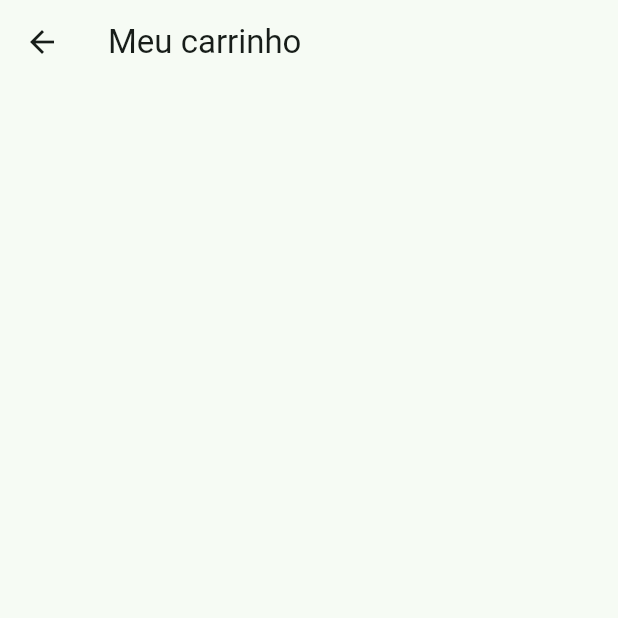
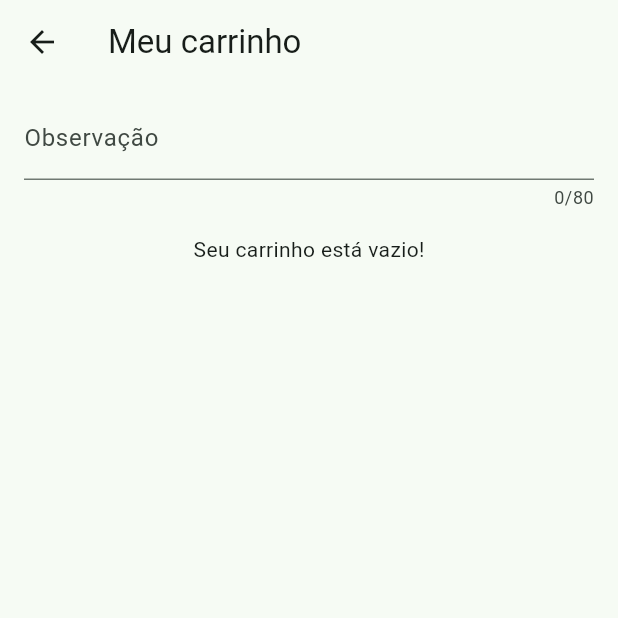
Before and after one commit to charlesonline/flutter_hortifruit_pratico, a Flutter app: the CartPage screen opened by its route, on a phone screen of 412 x 824 dp, the top half of it. Run offline on Flutter 3.47's test engine with Material 2 defaults, Android fonts, the phone set to English and light mode, and no system bars; our stand-ins replace get, get_storage, transparent_image; accounts and stored records are empty; network calls fail.

Commit message:
Armazena a observação do carrinho no service

```diff
--- a/lib/app/modules/cart/controller.dart
+++ b/lib/app/modules/cart/controller.dart
@@ -1,11 +1,25 @@
 import 'package:app_hortifruit_pratico/app/data/models/cart_product.dart';
+import 'package:app_hortifruit_pratico/app/data/models/store.dart';
 import 'package:app_hortifruit_pratico/app/data/services/cart/service.dart';
+import 'package:flutter/material.dart';
 import 'package:get/get.dart';
 
 class CartController extends GetxController {
   final _cartService = Get.find<CartService>();
+  final observationController = TextEditingController();
+  List<CartProductModel> get products => _cartService.products;
+  StoreModel? get store => _cartService.store.value;
 
-  List<CartProductModel> get products => _cartService.products;
+  @override
+  void onInit() {
+    observationController.text = _cartService.observation.value;
+
+    observationController.addListener(() {
+      _cartService.observation.value = observationController.text;
+    });
+
+    super.onInit();
+  }
 
   void removePrduct(CartProductModel cartProduct) {
     _cartService.removeProductFromCart(cartProduct);
--- a/lib/app/modules/cart/page.dart
+++ b/lib/app/modules/cart/page.dart
@@ -12,14 +12,44 @@ class CartPage extends GetView<CartController> {
         body: SingleChildScrollView(
           child: Obx(
             () => Column(
+              // crossAxisAlignment: CrossAxisAlignment.start,
               children: [
+                Padding(
+                  padding: const EdgeInsets.symmetric(vertical: 8, horizontal: 16),
+                  child: TextField(
+                    controller: controller.observationController,
+                    decoration: const InputDecoration(labelText: 'Observação'),
+                    maxLength: 80,
+                  ),
+                ),
+
+                if (controller.store != null)
+                  Align(
+                    alignment: Alignment.centerLeft,
+                    child: Padding(
+                      padding: const EdgeInsets.symmetric(vertical: 8, horizontal: 16),
+                      child: Text(controller.store!.name),
+                    ),
+                  ),
+
                 for (var cartProduct in controller.products)
                   ListTile(
                     title: Text(cartProduct.product.name),
                     subtitle: Text('${NumberFormat.simpleCurrency().format(cartProduct.total)} (${NumberFormat.simpleCurrency().format(cartProduct.product.price)})'),
                     leading: _buildProductQuantity(cartProduct),
                     trailing: IconButton(onPressed: () => controller.removePrduct(cartProduct), icon: const Icon(Icons.delete)),
+                  ),
+
+                if (controller.products.isEmpty)
+                  const Padding(
+                    padding: EdgeInsets.symmetric(vertical: 8, horizontal: 16),
+                    child: Text("Seu carrinho está vazio!"),
                   )
+                else
+                  ElevatedButton(
+                    onPressed: (){},
+                    child: const Text("Avançar")
+                  ),
               ],
           )
         ),
```
Also changed, not shown: lib/app/data/services/cart/service.dart (+10 -2 lines), lib/app/modules/product/controller.dart (+30 -1 lines).
